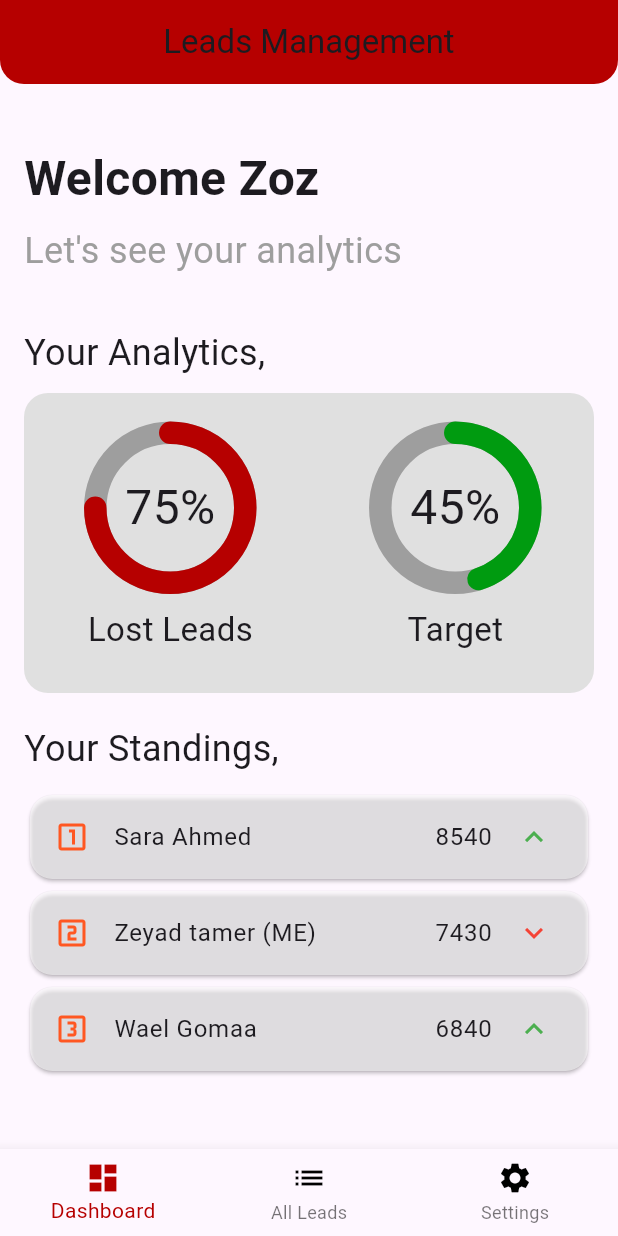
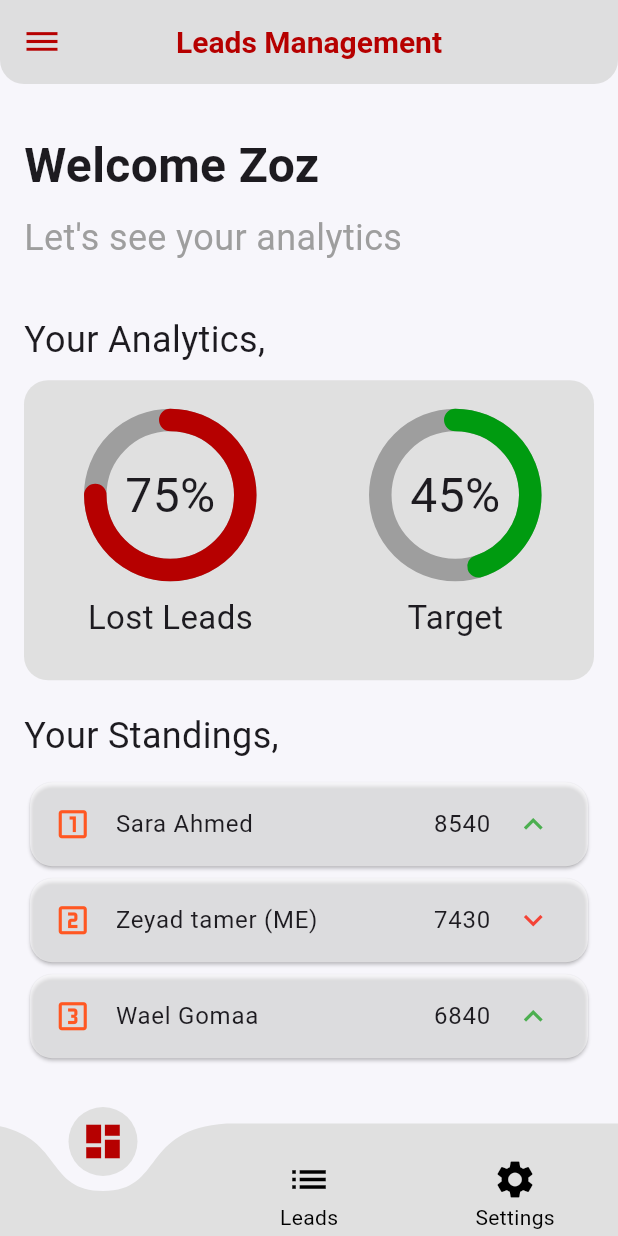
Before and after one commit to zeyadtamer99/leads_management, a Flutter app: the screen it shows after launch, after a tap on "LOGIN", on a phone screen of 412 x 824 dp. Run offline on Flutter 3.47's test engine with Material 3 defaults, Android fonts, the phone set to English and light mode, and no system bars; drawn by our look-alikes of curved_navigation_bar, simple_circular_progress_bar; our stand-ins replace get, get_storage.

Commit message:
Integration of Abdo's changes

```diff
--- a/lib/controllers/settingsController.dart
+++ b/lib/controllers/settingsController.dart
@@ -1,10 +1,13 @@
+import 'package:flutter/material.dart';
 import 'package:get/get.dart';
+
+import '../themeService.dart';
 
 class SettingsController extends GetxController {
   var username = 'User'.obs;
   var email = 'user@example.com'.obs;
   var notificationsEnabled = false.obs;
-  var darkModeEnabled = false.obs;
+  var darkModeEnabled = (ThemeService().getThemeMode() == ThemeMode.dark).obs;
 
   void updateUsername(String newUsername) {
     username.value = newUsername;
@@ -20,5 +23,6 @@ class SettingsController extends GetxController {
 
   void toggleDarkMode() {
     darkModeEnabled.toggle();
+    ThemeService().changeTheme();
   }
 }
--- a/lib/main.dart
+++ b/lib/main.dart
@@ -2,7 +2,7 @@ import 'package:flutter/material.dart';
 import 'package:get/get.dart';
 import 'package:leads_management/controllers/bindings.dart';
 import 'package:leads_management/controllers/homeController.dart';
-import 'package:leads_management/view/home_screen.dart';
+import 'package:leads_management/themeService.dart';
 import 'package:leads_management/view/sign_in_screen.dart';
 
 void main() {
@@ -16,11 +16,11 @@ class MyApp extends StatelessWidget {
     return GetMaterialApp(
       title: 'Lead Management App',
       debugShowCheckedModeBanner: false,
-      theme: ThemeData(
-        primarySwatch: Colors.blue,
-      ),
       home: SignInScreen(),
       initialBinding: Binding(),
+      theme: ThemeService().lightTheme,
+      darkTheme: ThemeService().darkTheme,
+      themeMode:ThemeService().getThemeMode(),
     );
   }
 }
--- a/lib/reuseableWidgets/custom_list_tile_leaderboard.dart
+++ b/lib/reuseableWidgets/custom_list_tile_leaderboard.dart
@@ -31,9 +31,9 @@ class CustomListTileLeaderBoard extends StatelessWidget {
           mainAxisAlignment: MainAxisAlignment.spaceBetween,
           children: [
 
-            Text(name),
+            Text(name,style: TextStyle(fontSize: 16),),
             SizedBox(width: 8),
-            Text(points),
+            Text(points,style: TextStyle(fontSize: 16),),
           ],
         ),
         trailing: Icon(endIcon,color: endIconColor,),
--- /dev/null
+++ b/lib/themeService.dart
@@ -0,0 +1,170 @@
+import 'package:flutter/material.dart';
+import 'package:flutter/services.dart';
+import 'package:get/get.dart';
+import 'package:get_storage/get_storage.dart';
+import '../config.dart';
+
+class ThemeService {
+  final darkTheme = ThemeData.light().copyWith(
+      primaryColor: Colors.white,
+      scaffoldBackgroundColor: Colors.grey[800],
+      appBarTheme: AppBarTheme(
+        titleSpacing: 20.0,
+        systemOverlayStyle: SystemUiOverlayStyle(
+          statusBarColor: UiConfig.dark,
+          statusBarIconBrightness: Brightness.light,
+        ),
+        backgroundColor: UiConfig.dark,
+        elevation: 0.0,
+        titleTextStyle: TextStyle(
+          color: Colors.white,
+          fontSize: 20.0,
+          fontWeight: FontWeight.bold,
+        ),
+        iconTheme: IconThemeData(
+          color: Colors.white,
+        ),
+      ),
+      floatingActionButtonTheme: FloatingActionButtonThemeData(
+        backgroundColor: Colors.white,
+      ),
+      drawerTheme:
+          DrawerThemeData(backgroundColor: UiConfig.dark, elevation: 5),
+      iconTheme: IconThemeData(color: Colors.white),
+      cardColor: UiConfig.dark,
+      bottomNavigationBarTheme: BottomNavigationBarThemeData(
+        type: BottomNavigationBarType.fixed,
+        selectedItemColor: Colors.white,
+        unselectedItemColor: Colors.grey,
+        elevation: 20.0,
+        backgroundColor: UiConfig.dark,
+      ),
+      // textTheme: TextTheme(
+      //   headline1: TextStyle(fontSize: 30.0, color: Colors.white),
+      //   headline6: TextStyle(fontSize: 20.0, color: Colors.white),
+      //   bodyText1: TextStyle(
+      //     fontSize: 18.0,
+      //     fontWeight: FontWeight.w600,
+      //     color: Colors.white,
+      //   ),
+      //   bodyText2: TextStyle(
+      //     fontSize: 18.0,
+      //     fontWeight: FontWeight.w600,
+      //     color: Colors.white,
+      //   ),
+      //   subtitle1: TextStyle(
+      //     fontSize: 22.0,
+      //     fontWeight: FontWeight.w600,
+      //     color: Colors.white,
+      //   ),
+      //   subtitle2: TextStyle(
+      //     fontSize: 20.0,
+      //     fontWeight: FontWeight.w600,
+      //     color: Colors.white,
+      //   ),
+      //   caption: TextStyle(fontSize: 20.0, color: Colors.blue),
+      //   button: TextStyle(
+      //     fontSize: 18,
+      //     fontWeight: FontWeight.bold,
+      //     color: Colors.white60,
+      //   ),
+      // )
+  );
+
+  final _textTheme = TextTheme(
+    bodyText1: TextStyle(fontSize: 18.0, fontWeight: FontWeight.w600),
+    bodyText2: TextStyle(fontSize: 18.0, fontWeight: FontWeight.w600),
+    subtitle1: TextStyle(fontSize: 22.0, fontWeight: FontWeight.w600),
+    subtitle2: TextStyle(fontSize: 20.0, fontWeight: FontWeight.w600),
+    caption: TextStyle(fontSize: 20.0),
+    button: TextStyle(fontSize: 18, fontWeight: FontWeight.bold),
+  );
+
+  final lightTheme = ThemeData.light().copyWith(
+    primaryColor: UiConfig.colorSec,
+    scaffoldBackgroundColor: Color(0xfff7f6fb),
+    appBarTheme: AppBarTheme(
+      titleSpacing: 20.0,
+      systemOverlayStyle: SystemUiOverlayStyle(
+        statusBarColor: Colors.white,
+        statusBarIconBrightness: Brightness.light,
+      ),
+      backgroundColor: UiConfig.colorSec,
+      elevation: 0.3,
+      titleTextStyle: TextStyle(
+        color: Colors.white,
+        fontSize: 20.0,
+        fontWeight: FontWeight.bold,
+      ),
+      iconTheme: IconThemeData(
+        color: Colors.white,
+      ),
+    ),
+    drawerTheme: DrawerThemeData(
+      backgroundColor: Color(0xfff7f6fb),
+    ),
+    floatingActionButtonTheme: FloatingActionButtonThemeData(
+      backgroundColor: UiConfig.colorSec,
+    ),
+    cardColor: Color(0xfff7f6fb),
+    bottomNavigationBarTheme: BottomNavigationBarThemeData(
+      type: BottomNavigationBarType.fixed,
+      selectedItemColor: UiConfig.colorSec,
+      unselectedItemColor: Colors.grey,
+      elevation: 20.0,
+      backgroundColor: Colors.white,
+    ),
+    iconTheme: IconThemeData(color: UiConfig.colorSec, size: 25),
+    // textTheme: TextTheme(
+    //   headline1: TextStyle(fontSize: 30.0, color: Colors.black),
+    //   headline6: TextStyle(fontSize: 20.0, color: Colors.black),
+    //   bodyText1: TextStyle(
+    //     fontSize: 25.0,
+    //     fontWeight: FontWeight.w600,
+    //     color: Colors.black,
+    //   ),
+    //   bodyText2: TextStyle(
+    //     fontSize: 18.0,
+    //     fontWeight: FontWeight.w600,
+    //     color: Colors.black,
+    //   ),
+    //   subtitle1: TextStyle(
+    //     fontSize: 22.0,
+    //     fontWeight: FontWeight.w600,
+    //     color: Colors.black,
+    //   ),
+    //   subtitle2: TextStyle(
+    //     fontSize: 20.0,
+    //     fontWeight: FontWeight.w600,
+    //     color: Colors.black,
+    //   ),
+    //   caption: TextStyle(fontSize: 20.0, color: Colors.blue),
+    //   button: TextStyle(
+    //     fontSize: 18,
+    //     fontWeight: FontWeight.bold,
+    //     color: Colors.black38,
+    //   ),
+    // ),
+  );
+
+  final _getStorage = GetStorage();
+  final _darkThemeKey = 'isDarkTheme';
+
+  void saveThemeData(bool isDarkMode) {
+    _getStorage.write(_darkThemeKey, isDarkMode);
+  }
+
+  bool isSavedDarkMode() {
+    return _getStorage.read(_darkThemeKey) ?? false;
+  }
+
+  ThemeMode getThemeMode() {
+    return isSavedDarkMode() ? ThemeMode.dark : ThemeMode.light;
+  }
+
+  changeTheme() {
+    Get.changeThemeMode(isSavedDarkMode() ? ThemeMode.light : ThemeMode.dark);
+    saveThemeData(!isSavedDarkMode());
+    print("is DARK: ${isSavedDarkMode()}");
+  }
+}
--- a/lib/view/dashboard_screen.dart
+++ b/lib/view/dashboard_screen.dart
@@ -5,7 +5,6 @@ import 'package:leads_management/config.dart';
 import 'package:simple_circular_progress_bar/simple_circular_progress_bar.dart';
 import '../controllers/dashboardController.dart';
 import '../reuseableWidgets/custom_list_tile_leaderboard.dart';
-import '../reuseableWidgets/custom_progress_bar.dart';
 
 class DashboardScreen extends StatelessWidget {
   final ValueNotifier<double> valueNotifier = ValueNotifier(60);
--- a/lib/view/home_screen.dart
+++ b/lib/view/home_screen.dart
@@ -1,3 +1,4 @@
+import 'package:curved_navigation_bar/curved_navigation_bar.dart';
 import 'package:flutter/material.dart';
 import 'package:get/get.dart';
 import 'package:leads_management/config.dart';
@@ -10,10 +11,18 @@ class MyHomePage extends StatelessWidget {
   Widget build(BuildContext context) {
     return Scaffold(
       appBar: AppBar(
-        title: Text('Leads Management'),
-        backgroundColor: UiConfig.colorSec,
+        title: Text('Leads Management',style: TextStyle(
+          color: UiConfig.colorSec,
+        ),),
+        backgroundColor: Colors.grey[300],
         centerTitle: true,
-        leading: SizedBox.shrink(),
+        leading: IconButton(
+          onPressed: (){},
+          icon: Icon(
+            Icons.dehaze,
+            color: UiConfig.colorSec,
+          ),
+        ),
         shape: RoundedRectangleBorder(borderRadius: BorderRadius.only(bottomLeft: Radius.circular(16),bottomRight: Radius.circular(16))),
       ),
       body: Center(
@@ -21,33 +30,49 @@ class MyHomePage extends StatelessWidget {
       ),
       bottomNavigationBar: GetBuilder<HomeController>(
         builder: (homeController) {
-          return BottomNavigationBar(
-            selectedItemColor: UiConfig.colorSec,
-            selectedLabelStyle: TextStyle(color: UiConfig.colorSec,),
-            items: <BottomNavigationBarItem>[
-              BottomNavigationBarItem(
-                icon: Icon(Icons.dashboard,
-                    color: homeController.selectedIndex == 0
-                        ? UiConfig.colorSec
-                        : Colors.black),
-                label: 'Dashboard',
+          return CurvedNavigationBar(
+            color: Colors.grey[300]!,
+            index: homeController.selectedIndex.value,
+            backgroundColor: Colors.transparent,
+            items: <Widget>[
+              homeController.selectedIndex.value == 0 ? Icon(Icons.dashboard, size: 30,color: homeController.selectedIndex.value == 0 ? UiConfig.colorSec : Colors.black,):Padding(
+                padding: const EdgeInsets.only(top: 20.0),
+                child: Column(
+                  mainAxisSize: MainAxisSize.min,
+                  mainAxisAlignment: MainAxisAlignment.end,
+                  children: [
+                    Icon(Icons.dashboard, size: 30,color: homeController.selectedIndex.value == 0 ? UiConfig.colorSec : Colors.black,),
+                    Text("Dashboard",style: TextStyle(color: homeController.selectedIndex.value == 0 ? UiConfig.colorSec : Colors.black,),),
+                  ],
+                ),
               ),
-              BottomNavigationBarItem(
-                icon: Icon(Icons.list,
-                    color: homeController.selectedIndex == 1
-                        ? UiConfig.colorSec
-                        : Colors.black),
-                label: 'All Leads',
+              homeController.selectedIndex.value == 1 ?
+              Icon(Icons.list, size: 30,color: homeController.selectedIndex.value == 1 ? UiConfig.colorSec : Colors.black,):
+              Padding(
+                padding: const EdgeInsets.only(top: 20.0),
+                child: Column(
+                  mainAxisSize: MainAxisSize.min,
+                  mainAxisAlignment: MainAxisAlignment.end,
+                  children: [
+                    Icon(Icons.list, size: 30,color: homeController.selectedIndex.value == 1 ? UiConfig.colorSec : Colors.black,),
+                    Text("Leads",style: TextStyle(color: homeController.selectedIndex.value == 1 ? UiConfig.colorSec : Colors.black,),),
+                  ],),
               ),
-              BottomNavigationBarItem(
-                icon: Icon(Icons.settings,
-                    color: homeController.selectedIndex == 2
-                        ? UiConfig.colorSec
-                        : Colors.black),
-                label: 'Settings',
+
+              homeController.selectedIndex.value == 2?
+              Icon(Icons.settings, size: 30,color: homeController.selectedIndex.value == 2 ? UiConfig.colorSec : Colors.black,):Padding(
+                padding: const EdgeInsets.only(top: 20.0),
+                child: Column(
+                  mainAxisSize: MainAxisSize.min,
+                  mainAxisAlignment: MainAxisAlignment.end,
+                  children: [
+                    Icon(Icons.settings, size: 30,color: homeController.selectedIndex.value == 2 ? UiConfig.colorSec : Colors.black,),
+                    Text("Settings",style: TextStyle(color: homeController.selectedIndex.value == 2 ? UiConfig.colorSec : Colors.black,),),
+
+                  ],
+                ),
               ),
             ],
-            currentIndex: homeController.selectedIndex.value,
             onTap: (index) => homeController.changeSelectedIndex(index),
           );
         },
--- a/lib/view/lead_details.dart
+++ b/lib/view/lead_details.dart
@@ -1,6 +1,8 @@
 import 'package:flutter/material.dart';
+import 'package:get/get.dart';
 import 'package:leads_management/config.dart';
 import 'package:leads_management/reuseableWidgets/customButton.dart';
+import 'package:leads_management/view/feedback_screen.dart';
 
 class LeadDetails extends StatelessWidget {
   Map? data;
@@ -48,7 +50,7 @@ class LeadDetails extends StatelessWidget {
             Expanded(child: SizedBox()),
             DefaultButton(
                 txt: "Feedback",
-                function: () {},
+                function: () {Get.to(FeedbackScreen());},
                 bg_color: UiConfig.colorSec,
                 txt_color: Colors.white),
             SizedBox(
--- a/pubspec.yaml
+++ b/pubspec.yaml
@@ -36,6 +36,8 @@ dependencies:
   # Use with the CupertinoIcons class for iOS style icons.
   cupertino_icons: ^1.0.2
   get: ^4.6.6
+  get_storage: ^2.1.1
+  curved_navigation_bar: ^1.0.3
   simple_circular_progress_bar: ^1.0.2
 
 dev_dependencies:
```
Also changed, not shown: lib/controllers/feedbackController.dart (added, +16 -0 lines), lib/reuseableWidgets/coustom_list_tile.dart (+17 -5 lines), lib/view/all_leads_screen.dart (+42 -29 lines), lib/view/feedback_screen.dart (added, +58 -0 lines), pubspec.lock, 1 other file.
